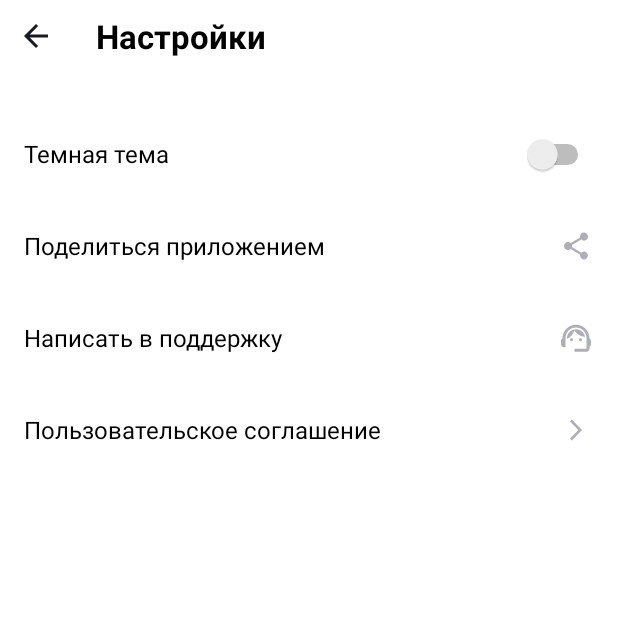
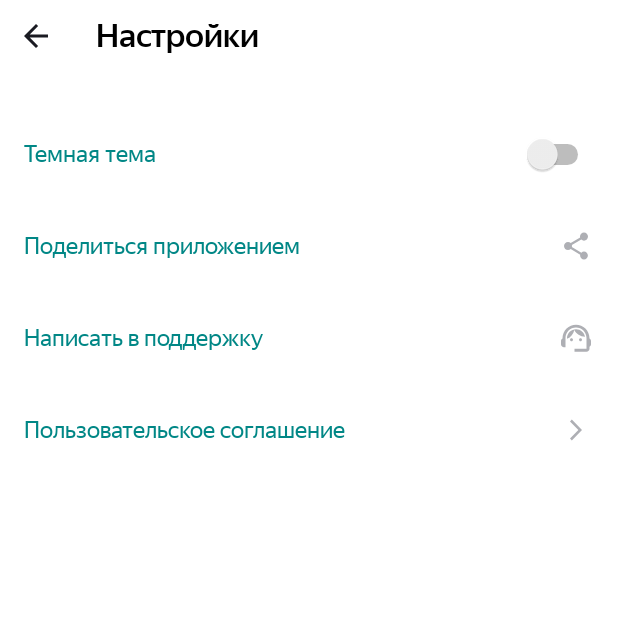
Before and after one commit to urbanrzhev/PlaylistMaker, an Android app: the SettingsActivity screen opened directly, with no data from a screen before it, on a phone screen of 412 x 824 dp, the top half of it. Run offline under Robolectric (Android 15) with nearby library versions, the phone set to English and light mode, and no system bars.

Commit message:
почти готова 3 dev2 удалил поттера

```diff
--- a/app/src/main/AndroidManifest.xml
+++ b/app/src/main/AndroidManifest.xml
@@ -10,7 +10,7 @@
         android:label="@string/app_name"
         android:roundIcon="@drawable/ic_launcher_foreground"
         android:supportsRtl="true"
-        android:theme="@style/Theme.MaterialComponents.DayNight.NoActionBar"
+        android:theme="@style/Theme.PlaylistMaker"
         tools:targetApi="31">
         <activity
             android:name=".MediaLibraryActivity"
@@ -20,6 +20,7 @@
             android:exported="false" />
         <activity
             android:name=".SettingsActivity"
+
             android:exported="false" />
         <activity
             android:name=".MainActivity"
--- a/app/src/main/res/layout/activity_settings.xml
+++ b/app/src/main/res/layout/activity_settings.xml
@@ -15,25 +15,21 @@
             android:id="@+id/settings_back"
             android:layout_width="wrap_content"
             android:layout_height="wrap_content"
-            android:src="@drawable/vector"
-            android:contentDescription="@string/default_image"/>
+            android:contentDescription="@string/default_image"
+            android:src="@drawable/vector" />
 
         <TextView
-            android:layout_width="wrap_content"
-            android:layout_height="wrap_content"
+            style="@style/titleText"
             android:layout_gravity="center_vertical"
             android:paddingStart="@dimen/main_layout_padding"
             android:paddingEnd="@dimen/main_layout_padding"
             android:text="@string/settings"
             android:textColor="@color/black"
-            android:textSize="@dimen/button_text"
-            android:textStyle="bold" />
+
+             />
     </LinearLayout>
 
-    <FrameLayout
-        android:layout_width="match_parent"
-        android:layout_height="@dimen/height_setting_menu"
-        android:padding="@dimen/main_layout_padding">
+    <FrameLayout style="@style/frameLayoutSettingActivity">
 
         <Switch
             android:layout_width="@dimen/switch_size"
@@ -42,73 +38,42 @@
             tools:ignore="UseSwitchCompatOrMaterialXml" />
 
         <TextView
-            android:layout_width="wrap_content"
-            android:layout_height="wrap_content"
-            android:layout_gravity="start|center_vertical"
-            android:text="@string/night_theme"
-            android:textColor="@color/black"
-            android:textSize="@dimen/settings_text_size" />
+            style="@style/textSettingActivity"
+            android:text="@string/night_theme" />
     </FrameLayout>
 
-    <FrameLayout
-        android:layout_width="match_parent"
-        android:layout_height="@dimen/height_setting_menu"
-        android:padding="@dimen/main_layout_padding">
+    <FrameLayout style="@style/frameLayoutSettingActivity">
 
         <TextView
-            android:layout_width="wrap_content"
-            android:layout_height="wrap_content"
-            android:layout_gravity="start|center_vertical"
-            android:text="@string/share"
-            android:textColor="@color/black"
-            android:textSize="@dimen/settings_text_size" />
+            style="@style/textSettingActivity"
+            android:text="@string/share" />
 
         <ImageView
-            android:layout_width="@dimen/setting_image_size"
-            android:layout_height="@dimen/setting_image_size"
-            android:layout_gravity="end|center_vertical"
+            style="@style/imageSettingActivity"
             android:contentDescription="@string/default_image"
             android:src="@drawable/share" />
     </FrameLayout>
 
-    <FrameLayout
-        android:layout_width="match_parent"
-        android:layout_height="@dimen/height_setting_menu"
-        android:padding="@dimen/main_layout_padding">
+    <FrameLayout style="@style/frameLayoutSettingActivity">
 
         <TextView
-            android:layout_width="wrap_content"
-            android:layout_height="wrap_content"
-            android:layout_gravity="start|center_vertical"
-            android:text="@string/support"
-            android:textColor="@color/black"
-            android:textSize="@dimen/settings_text_size" />
+            style="@style/textSettingActivity"
+            android:text="@string/support" />
 
         <ImageView
-            android:layout_width="@dimen/setting_image_size"
-            android:layout_height="@dimen/setting_image_size"
-            android:layout_gravity="end|center_vertical"
+            style="@style/imageSettingActivity"
             android:contentDescription="@string/default_image"
             android:src="@drawable/support" />
     </FrameLayout>
 
-    <FrameLayout
-        android:layout_width="match_parent"
-        android:layout_height="@dimen/height_setting_menu"
-        android:padding="@dimen/main_layout_padding">
+    <FrameLayout style="@style/frameLayoutSettingActivity">
 
         <TextView
-            android:layout_width="wrap_content"
-            android:layout_height="wrap_content"
-            android:layout_gravity="start|center_vertical"
-            android:text="@string/forward"
-            android:textColor="@color/black"
-            android:textSize="@dimen/settings_text_size" />
+            style="@style/textSettingActivity"
+            android:text="@string/forward" />
 
         <ImageView
-            android:layout_width="@dimen/setting_image_size"
-            android:layout_height="@dimen/setting_image_size"
-            android:layout_gravity="end|center_vertical"
+            style="@style/imageSettingActivity"
             android:contentDescription="@string/default_image"
             android:src="@drawable/forward" />
 
--- a/app/src/main/res/values-night/themes.xml
+++ b/app/src/main/res/values-night/themes.xml
@@ -1,7 +1,11 @@
 <resources xmlns:tools="http://schemas.android.com/tools">
     <!-- Base application theme. -->
-    <style name="Base.Theme.PlaylistMaker" parent="Theme.Material3.DayNight.NoActionBar">
+    <style name="Base.Theme.PlaylistMaker" parent="Theme.MaterialComponents.DayNight.NoActionBar">
         <!-- Customize your dark theme here. -->
-        <!-- <item name="colorPrimary">@color/my_dark_primary</item> -->
+        <!-- Customize your theme here. -->
+
+    </style>
+    <style name="Theme.PlaylistMaker" parent="Base.Theme.PlaylistMaker" >
+        <item name="android:textColor">@color/red</item>
     </style>
 </resources>
--- a/app/src/main/res/values/colors.xml
+++ b/app/src/main/res/values/colors.xml
@@ -1,6 +1,14 @@
 <?xml version="1.0" encoding="utf-8"?>
 <resources>
     <color name="black">#FF000000</color>
+    <color name="my_black">#1A1B22</color>
     <color name="white">#FFFFFFFF</color>
     <color name="main_background">#3772E7</color>
+
+        <color name="purple_200">#FFBB86FC</color>
+        <color name="purple_500">#FF6200EE</color>
+        <color name="purple_700">#FF3700B3</color>
+        <color name="teal_200">#FF03DAC5</color>
+        <color name="green">#FF018786</color>
+        <color name="red">#ff4400</color>
 </resources>
--- a/app/src/main/res/values/dimens.xml
+++ b/app/src/main/res/values/dimens.xml
@@ -1,6 +1,6 @@
 <?xml version="1.0" encoding="utf-8"?>
 <resources>
-    <dimen name="button_text">22sp</dimen>
+    <dimen name="button_text_size">22sp</dimen>
     <dimen name="settings_text_size">16sp</dimen>
     <dimen name="main_layout_padding">16dp</dimen>
     <dimen name="button_icon_padding">8dp</dimen>
--- /dev/null
+++ b/app/src/main/res/values/styles.xml
@@ -0,0 +1,46 @@
+<?xml version="1.0" encoding="utf-8"?>
+<resources>
+
+    <style name="backgroundMainActivity">
+        <item name="android:background">@color/main_background</item>
+    </style>
+    <style name="titleText">
+        <item name="android:layout_width">wrap_content</item>
+        <item name="android:layout_height">wrap_content</item>
+        <item name="android:fontFamily">@font/ys_display_medium</item>
+        <item name="android:textFontWeight">500</item>
+        <item name="android:textSize">@dimen/button_text_size</item>
+    </style>
+    <style name="buttonMainActivity">
+        <item name="android:backgroundTint">@color/white</item>
+        <item name="android:textColor">@color/black</item>
+        <item name="android:gravity">center</item>
+        <item name="android:textSize">@dimen/button_text_size</item>
+        <item name="android:textAllCaps">false</item>
+        <item name="iconTint">@color/black</item>
+        <item name="iconGravity">textStart</item>
+        <item name="iconPadding">@dimen/button_icon_padding</item>
+        <item name="cornerRadius">@dimen/button_radius</item>
+        <item name="android:fontFamily">@font/ys_display_medium</item>
+        <item name="android:textFontWeight">500</item>
+    </style>
+    <style name="imageSettingActivity">
+        <item name="android:layout_width">@dimen/setting_image_size</item>
+        <item name="android:layout_height">@dimen/setting_image_size</item>
+        <item name="android:layout_gravity">end|center_vertical</item>
+    </style>
+    <style name="textSettingActivity">
+        <item name="android:layout_width">wrap_content</item>
+        <item name="android:layout_height">wrap_content</item>
+        <item name="android:layout_gravity">start|center_vertical</item>
+
+        <item name="android:textSize">@dimen/settings_text_size</item>
+        <item name="android:fontFamily">@font/ys_display_regular</item>
+    </style>
+    <style name="frameLayoutSettingActivity">
+        <item name="android:layout_width">match_parent</item>
+        <item name="android:layout_height">@dimen/height_setting_menu</item>
+        <item name="minHeight">61dp</item>
+        <item name="android:padding">@dimen/main_layout_padding</item>
+    </style>
+</resources>
--- a/app/src/main/res/values/themes.xml
+++ b/app/src/main/res/values/themes.xml
@@ -1,9 +1,14 @@
 <resources xmlns:tools="http://schemas.android.com/tools">
     <!-- Base application theme. -->
-    <style name="Base.Theme.PlaylistMaker" parent="Theme.Material3.DayNight.NoActionBar">
+    <style name="Base.Theme.PlaylistMaker" parent="Theme.MaterialComponents.DayNight.NoActionBar">
         <!-- Customize your light theme here. -->
         <!-- <item name="colorPrimary">@color/my_light_primary</item> -->
+
     </style>
 
-    <style name="Theme.PlaylistMaker" parent="Base.Theme.PlaylistMaker" />
+    <style name="Theme.PlaylistMaker" parent="Base.Theme.PlaylistMaker" >
+        <item name="colorOnPrimary">@color/green</item>
+        <item name="android:textColor">@color/green</item>
+        <item name="background">@color/green</item>
+    </style>
 </resources>
```
Also changed, not shown: app/src/main/res/layout/activity_main.xml (+14 -39 lines), app/src/main/res/drawable/poster.png (deleted), app/src/main/res/font/ys_display_medium.ttf (added), app/src/main/res/font/ys_display_regular.ttf (added), 1 other file.
